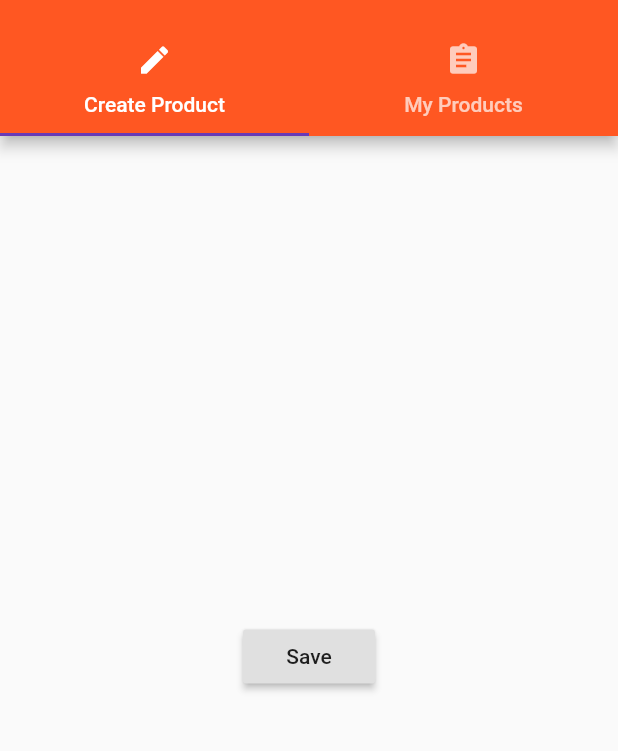
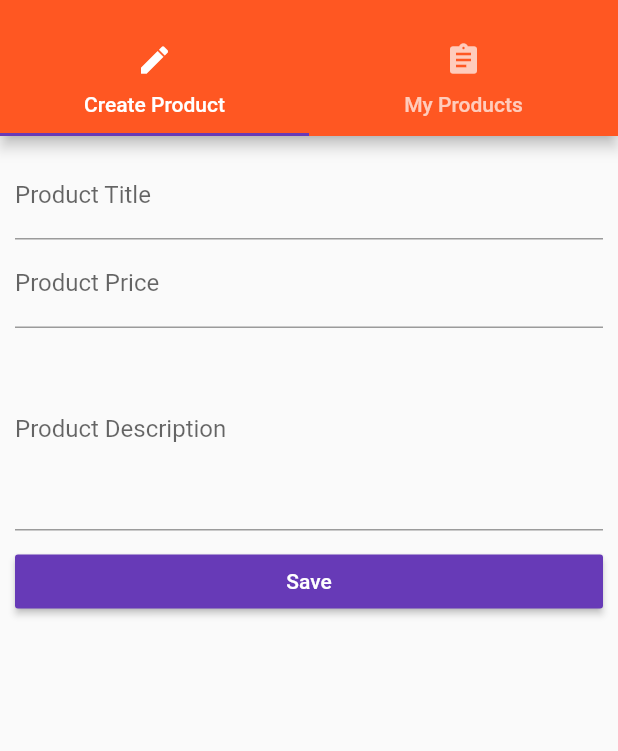
Before and after one commit to bad-logic/flutter_first_app, a Flutter app: the ProductsAdminPage screen opened by its route, on a phone screen of 412 x 824 dp, the part 59-810 px from its top. Run offline on Flutter 3.47's test engine with Material 2 defaults, Android fonts, the phone set to English and light mode, and no system bars.

Commit message:
added user input

```diff
--- a/lib/main.dart
+++ b/lib/main.dart
@@ -1,8 +1,8 @@
 import 'package:flutter/material.dart';
-import './pages/auth.dart';
 import './pages/products_admin.dart';
 import './pages/product.dart';
 import './pages/products.dart';
+import './pages/auth.dart';
 
 void main() {
 //  debugPaintSizeEnabled = true; // for debugging the user interface
@@ -25,9 +25,9 @@ class MyApp extends StatefulWidget {
 }
 class _MyAppState extends State<MyApp>{
 
-  List <Map<String,String>> _products = [];
+  List <Map<String,dynamic>> _products = [];
 
-  void _addProduct(Map<String, String> product) {
+  void _addProduct(Map<String, dynamic> product) {
     setState(() {
       _products.add(product);
     });
@@ -49,10 +49,10 @@ class _MyAppState extends State<MyApp>{
           brightness: Brightness.light,
           primarySwatch: Colors.deepOrange,
           accentColor: Colors.deepPurple),
-//      home: AuthPage(),
+      home: AuthPage(),
       routes:{// global registry of routes
-        '/':(BuildContext context) => ProductsPage(_products,_addProduct,_deleteProduct),
-          'admin':(BuildContext context) => ProductsAdminPage(),
+//        '/':(BuildContext context) => ProductsPage(_products),
+          'admin':(BuildContext context) => ProductsAdminPage(_addProduct,_deleteProduct),
       },
       onGenerateRoute: (RouteSettings settings){// this code runs for unregistered routes
         final List<String> pathElements = settings.name.split('/');
@@ -67,7 +67,7 @@ class _MyAppState extends State<MyApp>{
       },
       onUnknownRoute: (RouteSettings settings){// will execute whenever onGenerateRoute fails to generate routes
           return MaterialPageRoute(
-            builder:(BuildContext context) => ProductsPage(_products,_addProduct,_deleteProduct),
+            builder:(BuildContext context) => ProductsPage(_products),
           );
       },
     );
--- a/lib/pages/product_create.dart
+++ b/lib/pages/product_create.dart
@@ -1,17 +1,66 @@
+import 'package:flutter/cupertino.dart';
 import 'package:flutter/material.dart';
+import 'package:flutter/services.dart';
 
-class ProductCreatePage extends StatelessWidget {
+class ProductCreatePage extends StatefulWidget {
+  final Function addProduct;
+  ProductCreatePage(this.addProduct);
+
+  @override
+  State<StatefulWidget> createState() {
+    return _ProductCreatePageState();
+  }
+}
+
+class _ProductCreatePageState extends State<ProductCreatePage> {
+  final Map<String, dynamic> _product = {'image': 'assets/food.jpg'};
+
   @override
   Widget build(BuildContext context) {
-    return Center(
-      child: RaisedButton(
-        child: Text('Save'),
-        onPressed: (){
-          showModalBottomSheet(context: context, builder: (BuildContext context){
-              return Center(child: Text('This is a modal'),);
-          });
-          })
+    return Container(
+      margin: EdgeInsets.all(10.0),
+      child: ListView(
+        children: <Widget>[
+          TextField(
+            decoration: InputDecoration(labelText: 'Product Title'),
+            onChanged: (String value) {
+              setState(() {
+                _product['title'] = value;
+              });
+            },
+          ),
+          TextField(
+            keyboardType: TextInputType.number,
+            decoration: InputDecoration(labelText: 'Product Price'),
+            onChanged: (String value) {
+              setState(() {
+                _product['price'] = double.parse(value);
+              });
+            },
+          ),
+          TextField(
+            maxLines: 5,
+            decoration: InputDecoration(labelText: 'Product Description'),
+            onChanged: (String value) {
+              setState(() {
+                _product['description'] = value;
+              });
+            },
+          ),
+          SizedBox(
+            height: 10.0,
+          ), // doesnot render anything just occupies space
+          RaisedButton(
+            child: Text('Save'),
+            color: Theme.of(context).accentColor,
+            textColor: Colors.white,
+            onPressed: () {
+              widget.addProduct(_product);
+              Navigator.pushReplacementNamed(context, '/'); // pressing back button will not navigate here
+             },
+          ),
+        ],
+      ),
     );
   }
-
 }
--- a/lib/pages/products_admin.dart
+++ b/lib/pages/products_admin.dart
@@ -1,9 +1,12 @@
 import 'package:flutter/material.dart';
-import './products.dart';
 import './product_create.dart';
 import './product_list.dart';
 
 class ProductsAdminPage extends StatelessWidget {
+
+  final Function _addProduct, _deleteProduct;
+  ProductsAdminPage(this._addProduct,this._deleteProduct);
+
   @override
   Widget build(BuildContext context) {
     return DefaultTabController(
@@ -38,7 +41,7 @@ class ProductsAdminPage extends StatelessWidget {
             ),
           ),
           body: TabBarView(
-            children: <Widget>[ProductCreatePage(), ProductListPage()],
+            children: <Widget>[ProductCreatePage(_addProduct), ProductListPage()],
           ),
         ));
   }
```
Also changed, not shown: lib/pages/auth.dart (+56 -10 lines), lib/pages/products.dart (+3 -5 lines), lib/product_control.dart (deleted, +0 -18 lines), lib/product_manager.dart (+3 -11 lines), lib/products.dart (+5 -11 lines).
